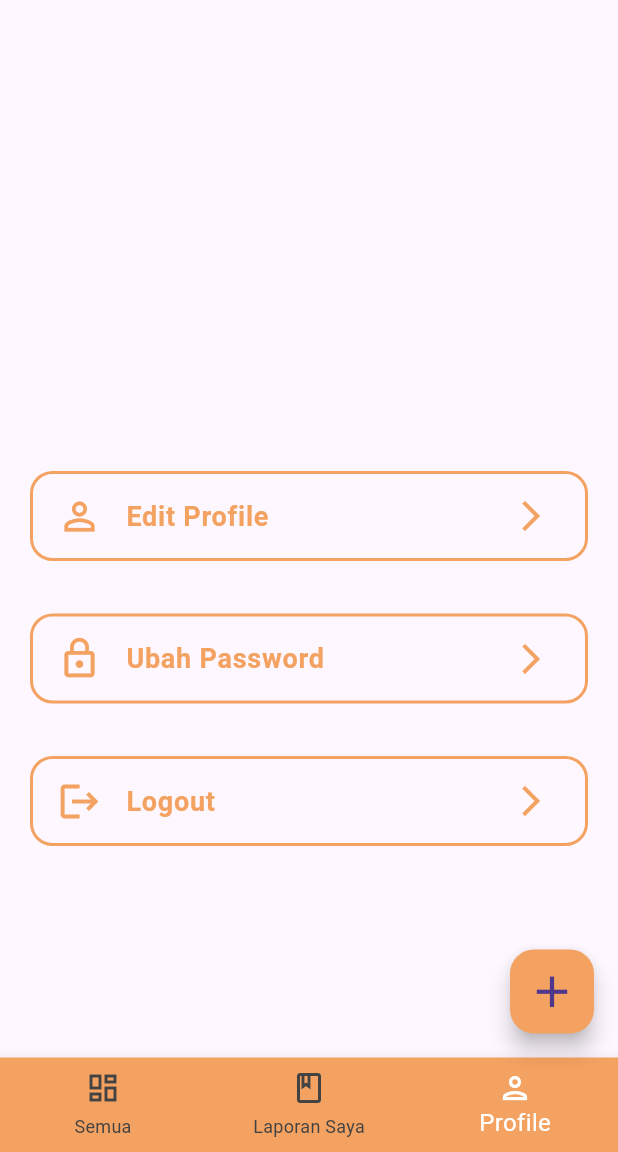
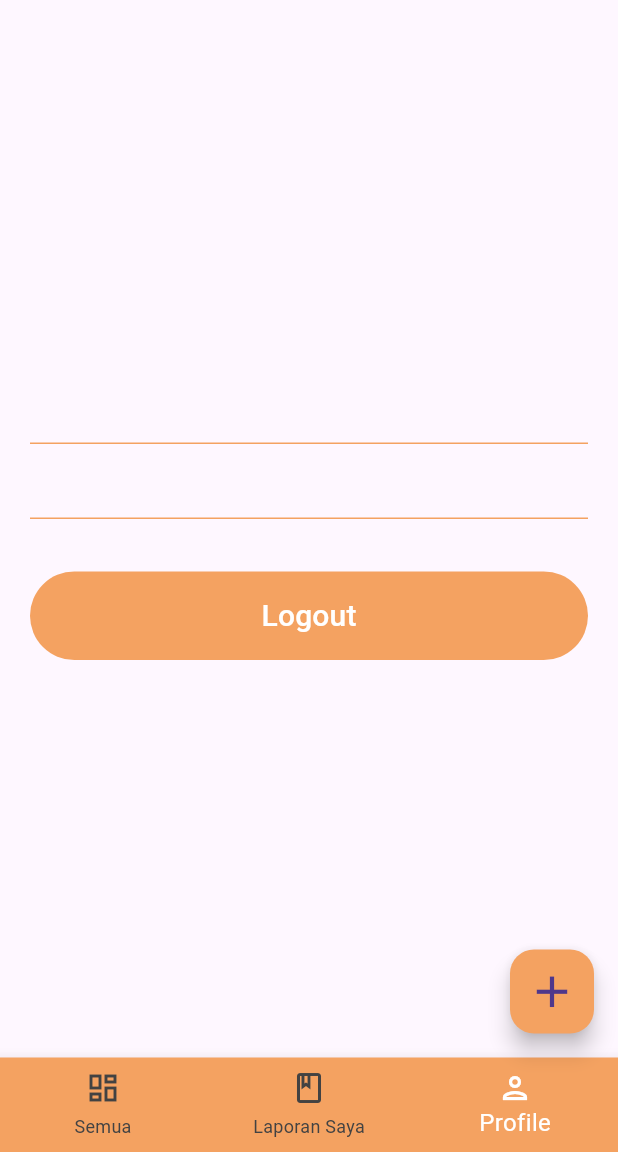
Before and after one commit to ayckermann/Flutter-Lapor-Book, a Flutter app: the DashboardFull screen opened directly, item 3 of the bottom bar chosen, on a phone screen of 412 x 824 dp, the part 84-1236 px from its top. Run offline on Flutter 3.47's test engine with Material 3 defaults, Android fonts, the phone set to English and light mode, and no system bars; our stand-ins replace cloud_firestore, firebase_auth, firebase_core, firebase_storage, geolocator, image_picker; accounts and stored records are empty.

Commit message:
update login page, profile page

```diff
--- a/lib/pages/LoginPage.dart
+++ b/lib/pages/LoginPage.dart
@@ -60,10 +60,10 @@ class LoginPageState extends State<LoginPage> {
                   crossAxisAlignment: CrossAxisAlignment.center,
                   children: [
                     const SizedBox(height: 80),
-                    Text('Register', style: header1),
+                    Text('Login', style: header1),
                     Container(
                       child: const Text(
-                        'Create your profile to start your journey',
+                        'Login to your account',
                         style: TextStyle(color: Colors.grey),
                       ),
                     ),
--- a/lib/pages/dashboard/ProfilePage.dart
+++ b/lib/pages/dashboard/ProfilePage.dart
@@ -23,19 +23,10 @@ class _ProfileState extends State<Profile> {
         context, '/login', ModalRoute.withName('/login'));
   }
 
-  void gantiPassword() {
-    print('GANTI PASSWORD');
-  }
-
-  void editProfile() {
-    print('Profile Teredit');
-  }
-
   @override
   void initState() {
     // TODO: implement initState
     super.initState();
-
   }
 
   @override
@@ -58,86 +49,70 @@ class _ProfileState extends State<Profile> {
                     style: TextStyle(
                         color: primaryColor,
                         fontWeight: FontWeight.bold,
-                        fontSize: 30),
-                  ),
-                  Text(
-                    widget.akun.noHP,
-                    style: TextStyle(
-                        color: primaryColor,
-                        fontWeight: FontWeight.bold,
-                        fontSize: 12),
-                  ),
-                  Text(
-                    widget.akun.email,
-                    style: TextStyle(
-                        color: primaryColor,
-                        fontWeight: FontWeight.bold,
-                        fontSize: 12),
+                        fontSize: 40),
                   ),
                   Text(
                     widget.akun.role,
                     style: TextStyle(
                         color: primaryColor,
                         fontWeight: FontWeight.bold,
-                        fontSize: 12),
+                        fontSize: 20),
                   ),
                   SizedBox(
-                    height: 100,
+                    height: 40,
                   ),
-                  listContainer(
-                    icon: Icons.person_outline,
-                    kategori: 'Edit Profile',
-                    pencet: editProfile,
+                  Container(
+                    width: double.infinity,
+                    padding: EdgeInsets.symmetric(vertical: 10),
+                    decoration: BoxDecoration(
+                      border: Border(
+                        bottom: BorderSide(color: primaryColor),
+                      ), // Sudut border
+                    ),
+                    child: Text(
+                      widget.akun.noHP,
+                      style: TextStyle(
+                          color: primaryColor,
+                          fontWeight: FontWeight.bold,
+                          fontSize: 20),
+                    ),
+                  ),
+                  Container(
+                    width: double.infinity,
+                    padding: EdgeInsets.symmetric(vertical: 10),
+                    decoration: BoxDecoration(
+                      border: Border(
+                        bottom: BorderSide(color: primaryColor),
+                      ), // Sudut border
+                    ),
+                    child: Text(
+                      widget.akun.email,
+                      style: TextStyle(
+                          color: primaryColor,
+                          fontWeight: FontWeight.bold,
+                          fontSize: 20),
+                    ),
                   ),
                   SizedBox(
                     height: 35,
                   ),
-                  listContainer(
-                      icon: Icons.lock_outline,
-                      kategori: 'Ubah Password',
-                      pencet: gantiPassword),
+                  Container(
+                    width: double.infinity,
+                    child: FilledButton(
+                      style: buttonStyle,
+                      onPressed: () {
+                        keluar(context);
+                      },
+                      child: Text('Logout',
+                          style: TextStyle(color: Colors.white, fontSize: 20)),
+                    ),
+                  ),
                   SizedBox(
                     height: 35,
-                  ),
-                  listContainer(
-                    icon: Icons.logout,
-                    kategori: 'Logout',
-                    pencet: (() => keluar(context)),
                   ),
                 ],
               ),
             ),
     );
   }
-
-  Container listContainer({var icon, var kategori, required Function pencet}) {
-    return Container(
-      decoration: BoxDecoration(
-        border: Border.all(
-          color: primaryColor, // Warna border
-          width: 2.0, // Lebar border
-        ),
-        borderRadius: BorderRadius.circular(15), // Sudut border
-      ),
-      child: ListTile(
-        leading: Icon(
-          icon,
-          color: primaryColor,
-          size: 30,
-        ),
-        title: Text(
-          kategori,
-          style: TextStyle(
-              color: primaryColor, fontWeight: FontWeight.bold, fontSize: 18),
-        ),
-        onTap: () {
-          pencet();
-        },
-        trailing: Icon(
-          Icons.arrow_forward_ios,
-          color: primaryColor,
-        ),
-      ),
-    );
-  }
 }
```
